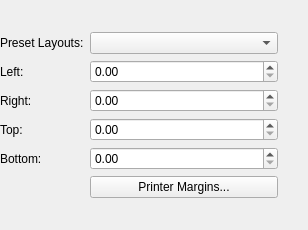
Old version of the form scribus/ui/newmarginwidgetbase.ui in the repository scribusproject/scribus.
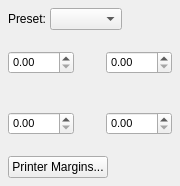
New version of the form. Custom widgets are drawn as their Qt base class.

Patch:
```diff
--- a/scribus/ui/newmarginwidgetbase.ui
+++ b/scribus/ui/newmarginwidgetbase.ui
@@ -6,8 +6,8 @@
    <rect>
     <x>0</x>
     <y>0</y>
-    <width>308</width>
-    <height>230</height>
+    <width>180</width>
+    <height>186</height>
    </rect>
   </property>
   <property name="sizePolicy">
@@ -16,109 +16,32 @@
     <verstretch>0</verstretch>
    </sizepolicy>
   </property>
-  <layout class="QGridLayout" name="gridLayout_2">
+  <layout class="QGridLayout" name="gridLayout">
    <property name="leftMargin">
-    <number>0</number>
+    <number>8</number>
    </property>
    <property name="topMargin">
-    <number>0</number>
+    <number>8</number>
    </property>
    <property name="rightMargin">
-    <number>0</number>
+    <number>8</number>
    </property>
    <property name="bottomMargin">
-    <number>0</number>
+    <number>8</number>
    </property>
-   <item row="0" column="0">
-    <layout class="QGridLayout" name="gridLayout">
-     <item row="4" column="0">
-      <widget class="QLabel" name="bottomMarginLabel">
-       <property name="text">
-        <string>Bottom:</string>
-       </property>
-       <property name="buddy">
-        <cstring>bottomMarginSpinBox</cstring>
-       </property>
-      </widget>
-     </item>
-     <item row="1" column="0">
-      <widget class="QLabel" name="leftMarginLabel">
-       <property name="text">
-        <string>Left:</string>
-       </property>
-       <property name="buddy">
-        <cstring>leftMarginSpinBox</cstring>
-       </property>
-      </widget>
-     </item>
-     <item row="4" column="1">
-      <widget class="ScrSpinBox" name="bottomMarginSpinBox">
-       <property name="sizePolicy">
-        <sizepolicy hsizetype="Expanding" vsizetype="Fixed">
-         <horstretch>0</horstretch>
-         <verstretch>0</verstretch>
-        </sizepolicy>
-       </property>
-      </widget>
-     </item>
-     <item row="2" column="0">
-      <widget class="QLabel" name="rightMarginLabel">
-       <property name="text">
-        <string>Right:</string>
-       </property>
-       <property name="buddy">
-        <cstring>rightMarginSpinBox</cstring>
-       </property>
-      </widget>
-     </item>
-     <item row="0" column="0">
+   <property name="spacing">
+    <number>4</number>
+   </property>
+   <item row="0" column="1" colspan="3">
+    <layout class="QHBoxLayout" name="horizontalLayout">
+     <item>
       <widget class="QLabel" name="presetLayoutLabel">
        <property name="text">
-        <string>Preset Layouts:</string>
+        <string>Preset:</string>
        </property>
       </widget>
      </item>
-     <item row="3" column="0">
-      <widget class="QLabel" name="topMarginLabel">
-       <property name="text">
-        <string>Top:</string>
-       </property>
-       <property name="buddy">
-        <cstring>topMarginSpinBox</cstring>
-       </property>
-      </widget>
-     </item>
-     <item row="1" column="1">
-      <widget class="ScrSpinBox" name="leftMarginSpinBox">
-       <property name="sizePolicy">
-        <sizepolicy hsizetype="Expanding" vsizetype="Fixed">
-         <horstretch>0</horstretch>
-         <verstretch>0</verstretch>
-        </sizepolicy>
-       </property>
-      </widget>
-     </item>
-     <item row="2" column="1">
-      <widget class="ScrSpinBox" name="rightMarginSpinBox">
-       <property name="sizePolicy">
-        <sizepolicy hsizetype="Expanding" vsizetype="Fixed">
-         <horstretch>0</horstretch>
-         <verstretch>0</verstretch>
-        </sizepolicy>
-       </property>
-      </widget>
-     </item>
-     <item row="3" column="1">
-      <widget class="ScrSpinBox" name="topMarginSpinBox">
-       <property name="sizePolicy">
-        <sizepolicy hsizetype="Expanding" vsizetype="Fixed">
-         <horstretch>0</horstretch>
-         <verstretch>0</verstretch>
-        </sizepolicy>
-       </property>
-      </widget>
-     </item>
-     <item row="0" column="1">
+     <item>
       <widget class="PresetLayout" name="presetLayoutComboBox">
        <property name="sizePolicy">
         <sizepolicy hsizetype="Preferred" vsizetype="Fixed">
@@ -128,46 +51,273 @@
        </property>
       </widget>
      </item>
-     <item row="5" column="1">
+     <item>
+      <spacer name="horizontalSpacer_5">
+       <property name="orientation">
+        <enum>Qt::Orientation::Horizontal</enum>
+       </property>
+       <property name="sizeHint" stdset="0">
+        <size>
+         <width>0</width>
+         <height>0</height>
+        </size>
+       </property>
+      </spacer>
+     </item>
+    </layout>
+   </item>
+   <item row="1" column="2" rowspan="2">
+    <widget class="FormWidget" name="formWidget">
+     <property name="sizePolicy">
+      <sizepolicy hsizetype="Preferred" vsizetype="Minimum">
+       <horstretch>0</horstretch>
+       <verstretch>0</verstretch>
+      </sizepolicy>
+     </property>
+     <property name="label" stdset="0">
+      <string/>
+     </property>
+     <property name="font">
+      <font>
+       <pointsize>8</pointsize>
+      </font>
+     </property>
+     <property name="preserveLabelSpace">
+      <bool>true</bool>
+     </property>
+     <layout class="QHBoxLayout" name="horizontalLayout_2">
+      <property name="leftMargin">
+       <number>0</number>
+      </property>
+      <property name="topMargin">
+       <number>0</number>
+      </property>
+      <property name="rightMargin">
+       <number>0</number>
+      </property>
+      <property name="bottomMargin">
+       <number>0</number>
+      </property>
+      <item>
+       <widget class="LinkButton" name="marginLinkButton">
+        <property name="text">
+         <string/>
+        </property>
+        <property name="checkable">
+         <bool>true</bool>
+        </property>
+        <property name="toolButtonStyle">
+         <enum>Qt::ToolButtonStyle::ToolButtonIconOnly</enum>
+        </property>
+        <property name="autoRaise">
+         <bool>true</bool>
+        </property>
+       </widget>
+      </item>
+     </layout>
+    </widget>
+   </item>
+   <item row="1" column="1">
+    <widget class="FormWidget" name="leftMarginLabel">
+     <property name="sizePolicy">
+      <sizepolicy hsizetype="Preferred" vsizetype="Minimum">
+       <horstretch>0</horstretch>
+       <verstretch>0</verstretch>
+      </sizepolicy>
+     </property>
+     <property name="label" stdset="0">
+      <string>Left</string>
+     </property>
+     <property name="font">
+      <font>
+       <pointsize>8</pointsize>
+      </font>
+     </property>
+     <layout class="QHBoxLayout" name="horizontalLayout_5">
+      <property name="leftMargin">
+       <number>0</number>
+      </property>
+      <property name="topMargin">
+       <number>0</number>
+      </property>
+      <property name="rightMargin">
+       <number>0</number>
+      </property>
+      <property name="bottomMargin">
+       <number>0</number>
+      </property>
+      <item>
+       <widget class="ScrSpinBox" name="leftMarginSpinBox">
+        <property name="sizePolicy">
+         <sizepolicy hsizetype="Expanding" vsizetype="Fixed">
+          <horstretch>0</horstretch>
+          <verstretch>0</verstretch>
+         </sizepolicy>
+        </property>
+       </widget>
+      </item>
+     </layout>
+    </widget>
+   </item>
+   <item row="2" column="1">
+    <widget class="FormWidget" name="topMarginLabel">
+     <property name="sizePolicy">
+      <sizepolicy hsizetype="Preferred" vsizetype="Minimum">
+       <horstretch>0</horstretch>
+       <verstretch>0</verstretch>
+      </sizepolicy>
+     </property>
+     <property name="label" stdset="0">
+      <string>Top</string>
+     </property>
+     <property name="font">
+      <font>
+       <pointsize>8</pointsize>
+      </font>
+     </property>
+     <layout class="QHBoxLayout" name="horizontalLayout_3">
+      <property name="leftMargin">
+       <number>0</number>
+      </property>
+      <property name="topMargin">
+       <number>0</number>
+      </property>
+      <property name="rightMargin">
+       <number>0</number>
+      </property>
+      <property name="bottomMargin">
+       <number>0</number>
+      </property>
+      <item>
+       <widget class="ScrSpinBox" name="topMarginSpinBox">
+        <property name="sizePolicy">
+         <sizepolicy hsizetype="Expanding" vsizetype="Fixed">
+          <horstretch>0</horstretch>
+          <verstretch>0</verstretch>
+         </sizepolicy>
+        </property>
+       </widget>
+      </item>
+     </layout>
+    </widget>
+   </item>
+   <item row="4" column="1" colspan="3">
+    <layout class="QHBoxLayout" name="horizontalLayout_4">
+     <item>
       <widget class="QPushButton" name="printerMarginsPushButton">
        <property name="text">
         <string>Printer Margins...</string>
        </property>
       </widget>
      </item>
-     <item row="1" column="2" rowspan="4">
-      <widget class="LinkButton" name="marginLinkButton">
-       <property name="sizePolicy">
-        <sizepolicy hsizetype="Fixed" vsizetype="Preferred">
-         <horstretch>0</horstretch>
-         <verstretch>0</verstretch>
-        </sizepolicy>
+     <item>
+      <spacer name="horizontalSpacer">
+       <property name="orientation">
+        <enum>Qt::Orientation::Horizontal</enum>
        </property>
-       <property name="minimumSize">
+       <property name="sizeHint" stdset="0">
         <size>
-         <width>15</width>
+         <width>0</width>
          <height>0</height>
         </size>
        </property>
-       <property name="text">
-        <string/>
-       </property>
-       <property name="checkable">
-        <bool>true</bool>
-       </property>
-       <property name="toolButtonStyle">
-        <enum>Qt::ToolButtonIconOnly</enum>
-       </property>
-       <property name="autoRaise">
-        <bool>true</bool>
-       </property>
-      </widget>
+      </spacer>
      </item>
     </layout>
    </item>
+   <item row="2" column="3">
+    <widget class="FormWidget" name="bottomMarginLabel">
+     <property name="sizePolicy">
+      <sizepolicy hsizetype="Preferred" vsizetype="Minimum">
+       <horstretch>0</horstretch>
+       <verstretch>0</verstretch>
+      </sizepolicy>
+     </property>
+     <property name="label" stdset="0">
+      <string>Bottom</string>
+     </property>
+     <property name="font">
+      <font>
+       <pointsize>8</pointsize>
+      </font>
+     </property>
+     <layout class="QHBoxLayout" name="horizontalLayout_8">
+      <property name="leftMargin">
+       <number>0</number>
+      </property>
+      <property name="topMargin">
+       <number>0</number>
+      </property>
+      <property name="rightMargin">
+       <number>0</number>
+      </property>
+      <property name="bottomMargin">
+       <number>0</number>
+      </property>
+      <item>
+       <widget class="ScrSpinBox" name="bottomMarginSpinBox">
+        <property name="sizePolicy">
+         <sizepolicy hsizetype="Expanding" vsizetype="Fixed">
+          <horstretch>0</horstretch>
+          <verstretch>0</verstretch>
+         </sizepolicy>
+        </property>
+       </widget>
+      </item>
+     </layout>
+    </widget>
+   </item>
+   <item row="1" column="3">
+    <widget class="FormWidget" name="rightMarginLabel">
+     <property name="sizePolicy">
+      <sizepolicy hsizetype="Preferred" vsizetype="Minimum">
+       <horstretch>0</horstretch>
+       <verstretch>0</verstretch>
+      </sizepolicy>
+     </property>
+     <property name="label" stdset="0">
+      <string>Right</string>
+     </property>
+     <property name="font">
+      <font>
+       <pointsize>8</pointsize>
+      </font>
+     </property>
+     <layout class="QHBoxLayout" name="horizontalLayout_6">
+      <property name="leftMargin">
+       <number>0</number>
+      </property>
+      <property name="topMargin">
+       <number>0</number>
+      </property>
+      <property name="rightMargin">
+       <number>0</number>
+      </property>
+      <property name="bottomMargin">
+       <number>0</number>
+      </property>
+      <item>
+       <widget class="ScrSpinBox" name="rightMarginSpinBox">
+        <property name="sizePolicy">
+         <sizepolicy hsizetype="Expanding" vsizetype="Fixed">
+          <horstretch>0</horstretch>
+          <verstretch>0</verstretch>
+         </sizepolicy>
+        </property>
+       </widget>
+      </item>
+     </layout>
+    </widget>
+   </item>
   </layout>
  </widget>
  <customwidgets>
+  <customwidget>
+   <class>FormWidget</class>
+   <extends>QWidget</extends>
+   <header>ui/widgets/form_widget.h</header>
+   <container>1</container>
+  </customwidget>
   <customwidget>
    <class>ScrSpinBox</class>
    <extends>QDoubleSpinBox</extends>
```
Left out of the diff: 4 changed lines with no effect on the pictures.
